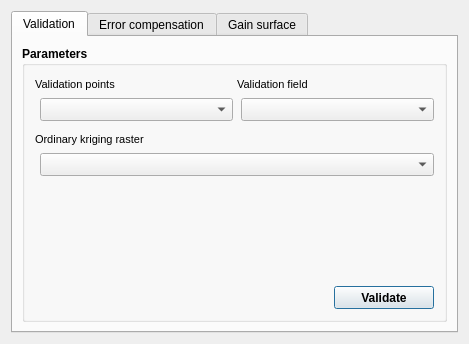
First picture: the form in gui/validation/validation_dlg_base.ui, repository franciscocamellon/lallemand_plant_care, before the edit.
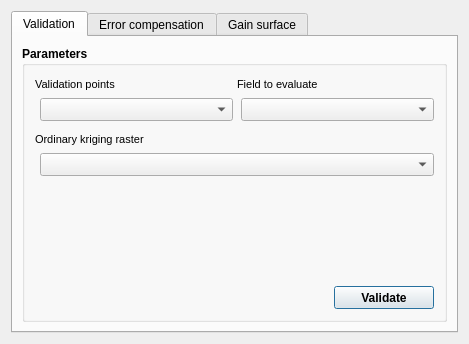
Second picture: the form after the edit. Custom widgets are drawn as their Qt base class.

```diff
--- a/gui/validation/validation_dlg_base.ui
+++ b/gui/validation/validation_dlg_base.ui
@@ -146,7 +146,7 @@
                  <string notr="true">font: 8pt &quot;MS Shell Dlg 2&quot;</string>
                 </property>
                 <property name="text">
-                 <string>Validation field</string>
+                 <string>Field to evaluate</string>
                 </property>
                </widget>
               </item>
```
